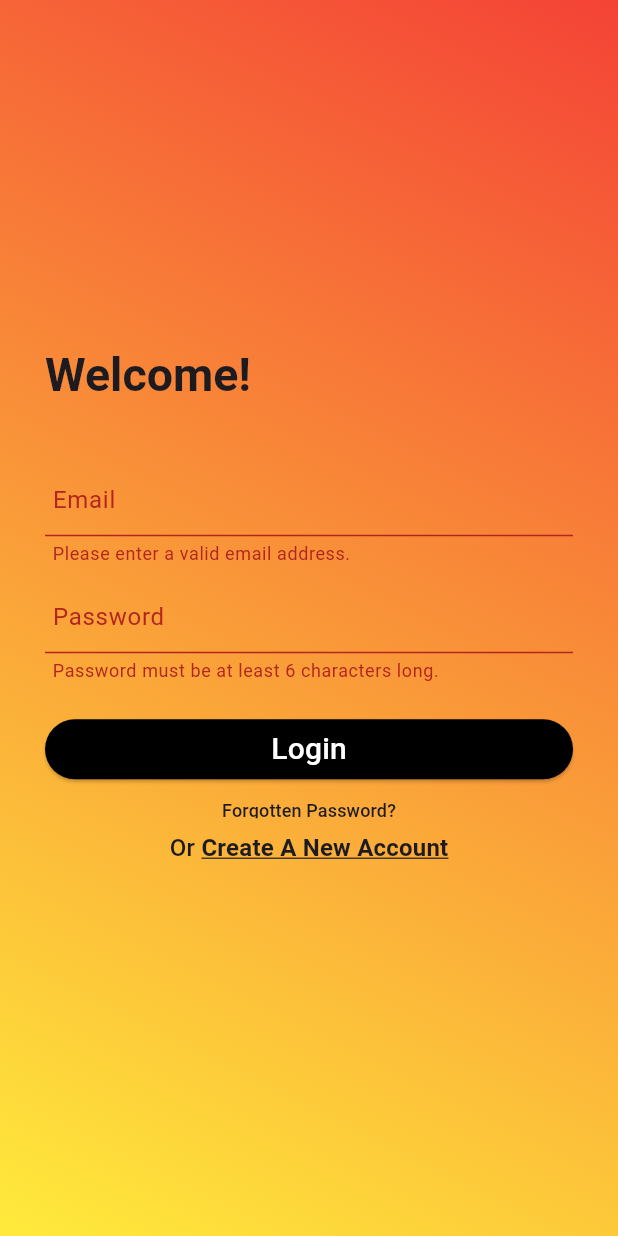
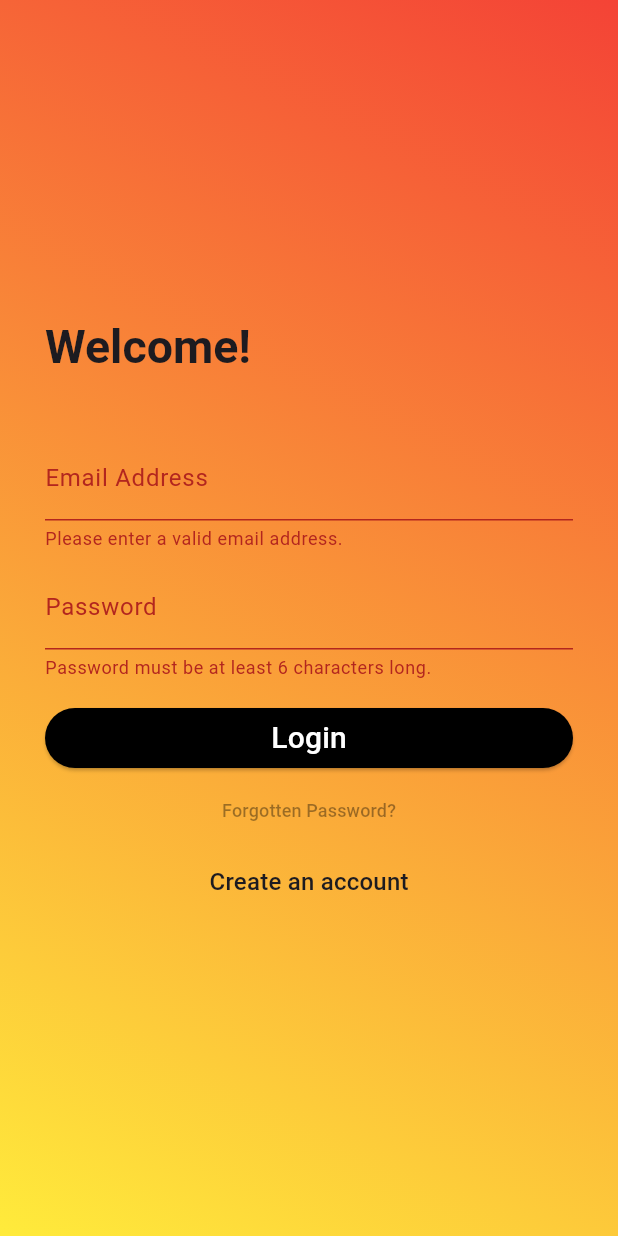
Before and after one commit to DungxLas/-Flutter-calendar_app, a Flutter app: the screen it shows after launch, after a tap on "Login", on a phone screen of 412 x 824 dp. Run offline on Flutter 3.47's test engine with Material 3 defaults, Android fonts, the phone set to English and light mode, and no system bars; our stand-ins replace firebase_auth, firebase_core, firebase_storage, image_picker, table_calendar; accounts and stored records are empty.

Commit message:
20/11/2023

```diff
--- a/lib/apis/weather_api.dart
+++ b/lib/apis/weather_api.dart
@@ -12,8 +12,6 @@ class WeatherAPI {
 
     if (response.statusCode == 200) {
       return jsonDecode(response.body);
-    } else {
-      print(response.statusCode);
-    }
+    } else {}
   }
 }
--- a/lib/main.dart
+++ b/lib/main.dart
@@ -44,13 +44,13 @@ class MyApp extends StatelessWidget {
             if (snapshot.connectionState == ConnectionState.waiting) {
               return const SplashScreen();
             }
+
             if (snapshot.hasData) {
               return const ChatScreen();
             }
 
             return const AuthScreen();
-        },
-      ),
+          }),
     );
   }
 }
--- a/lib/screens/auth_screen.dart
+++ b/lib/screens/auth_screen.dart
@@ -1,9 +1,10 @@
+import 'dart:io';
+
 import 'package:firebase_auth/firebase_auth.dart';
+import 'package:firebase_storage/firebase_storage.dart';
 import 'package:flutter/material.dart';
 
-import 'package:calendar_app/widgets/button_intext.dart';
-import 'package:calendar_app/widgets/button_large.dart';
-import 'package:calendar_app/widgets/text_input.dart';
+import 'package:calendar_app/widgets/user_image_picker.dart';
 
 final _firebase = FirebaseAuth.instance;
 
@@ -20,23 +21,29 @@ class _AuthScreenState extends State<AuthScreen> {
   var _isLogin = true;
   var _enteredEmail = '';
   var _enteredPassword = '';
-  var _enteredRePassword = '';
+  //var _enteredRePassword = '';
+  File? _selectedImage;
+  var _isAuthenticating = false;
 
   void _submit() async {
     final isValid = _form.currentState!.validate();
 
-    if (!isValid) {
+    if (!isValid || !_isLogin && _selectedImage == null) {
+      // show error message ...
       return;
     }
 
     _form.currentState!.save();
 
-    if (_enteredPassword != _enteredRePassword) {
-      // RePassword don't macth Password
-      return;
-    }
+    // if (_enteredPassword != _enteredRePassword) {
+    //   // RePassword don't macth Password
+    //   return;
+    // }
 
     try {
+      setState(() {
+        _isAuthenticating = true;
+      });
       if (_isLogin) {
         // log users in
         final userCredentials = await _firebase.signInWithEmailAndPassword(
@@ -49,22 +56,28 @@ class _AuthScreenState extends State<AuthScreen> {
           email: _enteredEmail,
           password: _enteredPassword,
         );
+
+        final storageRef = FirebaseStorage.instance
+            .ref()
+            .child('user_images')
+            .child('${userCredentials.user!.uid}.jpg');
+
+        await storageRef.putFile(_selectedImage!);
+        final imageUrl = await storageRef.getDownloadURL();
+        print(imageUrl);
       }
     } on FirebaseAuthException catch (error) {
-      // if (mounted) {
-      //   ScaffoldMessenger.of(context).clearSnackBars();
-      //   ScaffoldMessenger.of(context).showSnackBar(
-      //     SnackBar(
-      //       content: Text(error.message ?? 'Authentication failed.'),
-      //     ),
-      //   );
-      // }
+      if (error.code == 'email-already-in-use') {
+        // ...
+      }
+      if (mounted) {
         ScaffoldMessenger.of(context).clearSnackBars();
         ScaffoldMessenger.of(context).showSnackBar(
           SnackBar(
             content: Text(error.message ?? 'Authentication failed.'),
           ),
         );
+      }
     }
   }
 
@@ -87,6 +100,7 @@ class _AuthScreenState extends State<AuthScreen> {
           child: SingleChildScrollView(
             child: Column(
               mainAxisAlignment: MainAxisAlignment.center,
+              mainAxisSize: MainAxisSize.min,
               children: [
                 SizedBox(
                   width: double.infinity,
@@ -102,100 +116,120 @@ class _AuthScreenState extends State<AuthScreen> {
                   key: _form,
                   child: Column(
                     children: [
-                      TextInput(
-                        obscureText: false,
-                        labelText: 'Email',
-                        validator: (String? value) {
+                      if (!_isLogin)
+                        UserImagePicker(
+                          onPickImage: (pickedImage) {
+                            _selectedImage = pickedImage;
+                          },
+                        ),
+                      TextFormField(
+                        decoration:
+                            const InputDecoration(labelText: 'Email Address'),
+                        keyboardType: TextInputType.emailAddress,
+                        autocorrect: false,
+                        textCapitalization: TextCapitalization.none,
+                        validator: (value) {
                           if (value == null ||
                               value.trim().isEmpty ||
                               !value.contains('@')) {
                             return 'Please enter a valid email address.';
                           }
+
                           return null;
                         },
-                        onSaved: (String? value) {
+                        onSaved: (value) {
                           _enteredEmail = value!;
                         },
                       ),
                       const SizedBox(
                         height: 10,
                       ),
-                      TextInput(
+                      TextFormField(
+                        decoration:
+                            const InputDecoration(labelText: 'Password'),
                         obscureText: true,
-                        labelText: 'Password',
-                        validator: (String? value) {
+                        validator: (value) {
                           if (value == null || value.trim().length < 6) {
                             return 'Password must be at least 6 characters long.';
                           }
                           return null;
                         },
-                        onSaved: (String? value) {
+                        onSaved: (value) {
                           _enteredPassword = value!;
                         },
                       ),
                       const SizedBox(
-                        height: 10,
+                        height: 15,
                       ),
-                      _isLogin
-                          ? Container()
-                          : TextInput(
-                              obscureText: true,
-                              labelText: 'Re-write Password',
-                              validator: (String? value) {
-                                if (value == null || value.trim().length < 6) {
-                                  return 'Password must be at least 6 characters long.';
-                                }
-                                return null;
-                              },
-                              onSaved: (String? value) {
-                                _enteredRePassword = value!;
-                              },
-                            ),
-                      SizedBox(
-                        height: _isLogin ? 10 : 20,
-                      ),
+                      // _isLogin
+                      //     ? Container()
+                      //     : TextInput(
+                      //         obscureText: true,
+                      //         labelText: 'Re-write Password',
+                      //         validator: (String? value) {
+                      //           if (value == null || value.trim().length < 6) {
+                      //             return 'Password must be at least 6 characters long.';
+                      //           }
+                      //           return null;
+                      //         },
+                      //         onSaved: (String? value) {
+                      //           _enteredRePassword = value!;
+                      //         },
+                      //       ),
+                      // SizedBox(
+                      //   height: _isLogin ? 10 : 20,
+                      // ),
                     ],
                   ),
                 ),
-                ButtonLarge(
-                  content: _isLogin ? 'Login' : 'Sign Up',
+                _isAuthenticating
+                    ? const CircularProgressIndicator()
+                    : ElevatedButton(
+                        style: ElevatedButton.styleFrom(
+                          foregroundColor: Colors.white, // Màu của text
+                          backgroundColor: Colors.black, // Màu nền của nút
+                          shape: RoundedRectangleBorder(
+                            // Bo góc
+                            borderRadius:
+                                BorderRadius.circular(20), // Độ bo góc
+                          ),
+                        ),
                         onPressed: _submit,
+                        child: Container(
+                          width: double.infinity, // Chiều rộng tối đa
+                          alignment: Alignment.center, // Căn giữa text
+                          child: Text(
+                            _isLogin ? 'Login' : 'Signup',
+                            style: const TextStyle(
+                              fontSize: 20,
                             ),
-                _isLogin
-                    ? SizedBox(
-                        height: 30,
-                        child: TextButton(
+                          ),
+                        ),
+                      ),
+                if (_isLogin)
+                  TextButton(
                     onPressed: () {},
                     child: Text(
                       'Forgotten Password?',
-                            style: Theme.of(context).textTheme.titleSmall,
+                      style: TextStyle(
+                        fontSize:
+                            Theme.of(context).textTheme.titleSmall!.fontSize,
+                        color: Colors.black38,
                       ),
                     ),
-                      )
-                    : Container(),
-                _isLogin
-                    ? SizedBox(
-                        height: 40,
-                        child: ButtonInText(
-                          text: 'Or ',
-                          textTap: 'Create A New Account',
-                          onTap: () {
+                  ),
+                if (!_isAuthenticating)
+                  TextButton(
+                    onPressed: () {
                       setState(() {
                         _isLogin = !_isLogin;
                       });
                     },
-                        ),
-                      )
-                    : SizedBox(
-                        height: 40,
-                        child: ButtonInText(
-                          text: 'Already have an account? ',
-                          textTap: 'Login',
-                          onTap: () {
-                            setState(() {
-                              _isLogin = !_isLogin;
-                            });
-                          },
+                    child: Text(
+                      _isLogin
+                          ? 'Create an account'
+                          : 'I already have an account',
+                      style: Theme.of(context).textTheme.titleMedium,
                     ),
                   ),
               ],
--- a/lib/widgets/button_intext.dart
+++ /dev/null
@@ -1,30 +0,0 @@
-import 'package:flutter/gestures.dart';
-import 'package:flutter/material.dart';
-
-class ButtonInText extends StatelessWidget {
-  const ButtonInText({
-    super.key,
-    required this.text,
-    required this.textTap,
-    required this.onTap,
-  });
-  final String text, textTap;
-  final VoidCallback onTap;
-
-  @override
-  Widget build(BuildContext context) {
-    return Text.rich(
-      TextSpan(style: Theme.of(context).textTheme.titleMedium, children: [
-        TextSpan(text: text),
-        TextSpan(
-          text: textTap,
-          style: const TextStyle(
-            fontWeight: FontWeight.bold,
-            decoration: TextDecoration.underline,
-          ),
-          recognizer: TapGestureRecognizer()..onTap = onTap,
-        ),
-      ]),
-    );
-  }
-}
--- a/lib/widgets/button_large.dart
+++ /dev/null
@@ -1,33 +0,0 @@
-import 'package:flutter/material.dart';
-
-class ButtonLarge extends StatelessWidget {
-  const ButtonLarge(
-      {super.key, required this.content, required this.onPressed});
-  final String content;
-  final VoidCallback onPressed;
-
-  @override
-  Widget build(BuildContext context) {
-    return ElevatedButton(
-      style: ElevatedButton.styleFrom(
-        foregroundColor: Colors.white, // Màu của text
-        backgroundColor: Colors.black, // Màu nền của nút
-        shape: RoundedRectangleBorder(
-          // Bo góc
-          borderRadius: BorderRadius.circular(20), // Độ bo góc
-        ),
-      ),
-      onPressed: onPressed,
-      child: Container(
-        width: double.infinity, // Chiều rộng tối đa
-        alignment: Alignment.center, // Căn giữa text
-        child: Text(
-          content,
-          style: const TextStyle(
-            fontSize: 20,
-          ),
-        ),
-      ),
-    );
-  }
-}
--- a/lib/widgets/text_input.dart
+++ /dev/null
@@ -1,42 +0,0 @@
-import 'package:flutter/material.dart';
-
-class TextInput extends StatefulWidget {
-  const TextInput({
-    super.key,
-    required this.obscureText,
-    required this.labelText,
-    required this.validator,
-    required this.onSaved,
-  });
-  final bool obscureText;
-  final String labelText;
-  final String? Function(String?) validator;
-  final Function(String?) onSaved;
-
-  @override
-  State<TextInput> createState() => _TextInputState();
-}
-
-class _TextInputState extends State<TextInput> {
-  @override
-  Widget build(BuildContext context) {
-    return TextFormField(
-      obscureText: widget.obscureText,
-      decoration: InputDecoration(
-        border: const UnderlineInputBorder(),
-        contentPadding: const EdgeInsets.only(
-          left: 5,
-        ),
-        labelText: widget.labelText,
-      ),
-      autocorrect: false,
-      textCapitalization: TextCapitalization.none,
-      validator: (value) {
-        return widget.validator(value);
-      },
-      onSaved: (value) {
-        widget.onSaved(value);
-      },
-    );
-  }
-}
--- a/pubspec.yaml
+++ b/pubspec.yaml
@@ -39,6 +39,8 @@ dependencies:
   http: ^1.1.0
   firebase_core: ^2.22.0
   firebase_auth: ^4.13.0
+  firebase_storage: ^11.5.1
+  image_picker: ^1.0.4
 
 dev_dependencies:
   flutter_test:
```
Also changed, not shown: lib/widgets/user_image_picker.dart (added, +67 -0 lines), pubspec.lock, 5 other files. Lines whose indentation alone changed are shown as unchanged.
